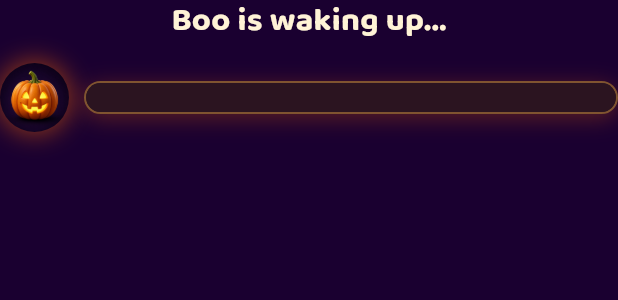
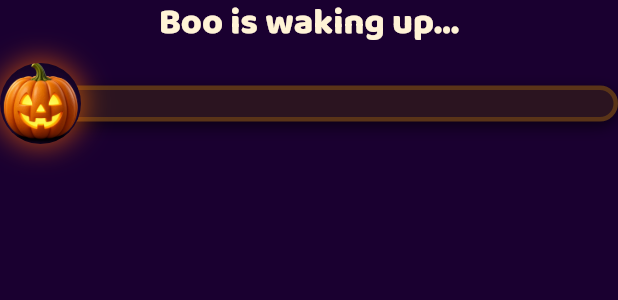
Before and after one commit to Manar-Elhabbal7/EngKid, a Flutter app: the SplashProgress widget shown alone on an empty page, opened directly with empty values, on a phone screen of 412 x 824 dp. Shown: the top 300 px of the screen. Run offline on Flutter 3.47's test engine with Material 3 defaults, Android fonts, the phone set to English and light mode, and no system bars; our stand-ins replace audioplayers, flutter_riverpod, go_router.

Commit message:
home,splash done issue with mute

```diff
--- a/lib/app/router.dart
+++ b/lib/app/router.dart
@@ -5,6 +5,8 @@ import 'package:engkids/features/home/screens/home_screen.dart';
 import 'package:engkids/features/home/screens/parents_screen.dart';
 import 'package:engkids/features/home/screens/play_picker_screen.dart';
 import 'package:engkids/features/splash/screens/splash_screen.dart';
+
+bool splashCompleted = false;
 
 CustomTransitionPage<void> _fadePage({
   required LocalKey key,
@@ -19,9 +21,23 @@ CustomTransitionPage<void> _fadePage({
   );
 }
 
-GoRouter createAppRouter({String initialLocation = '/'}) {
+GoRouter createAppRouter({
+  String initialLocation = '/',
+  bool skipSplash = false,
+}) {
+  if (skipSplash) {
+    splashCompleted = true;
+  }
+
   return GoRouter(
     initialLocation: initialLocation,
+    redirect: (context, state) {
+      // Always show the splash screen first on app launch or hot restart
+      if (!splashCompleted && state.matchedLocation != '/') {
+        return '/';
+      }
+      return null;
+    },
     routes: [
       GoRoute(
         path: '/',
--- a/lib/features/home/screens/home_screen.dart
+++ b/lib/features/home/screens/home_screen.dart
@@ -5,6 +5,7 @@ import 'package:go_router/go_router.dart';
 import 'package:engkids/app/theme.dart';
 import 'package:engkids/features/home/widgets/menu_pill_button.dart';
 import 'package:engkids/features/home/widgets/mute_button.dart';
+import 'package:engkids/features/home/widgets/wooden_sign.dart';
 import 'package:engkids/features/splash/widgets/firefly_layer.dart';
 import 'package:engkids/shared/audio/audio_service.dart';
 
@@ -75,7 +76,9 @@ class _HomeScreenState extends ConsumerState<HomeScreen>
                             child: Column(
                               mainAxisAlignment: MainAxisAlignment.end,
                               children: [
-
+                                const WoodenSign(
+                                  message: "Let's learn some magic!",
+                                ),
                                 const SizedBox(height: 22),
                                 MenuPillButton(
                                   label: 'Play',
--- a/lib/features/splash/widgets/splash_progress.dart
+++ b/lib/features/splash/widgets/splash_progress.dart
@@ -1,11 +1,19 @@
 import 'package:flutter/material.dart';
 import 'package:engkids/app/theme.dart';
 
+/// "Boo is waking up..." label above a wooden-rimmed bar whose left end is
+/// capped by the glowing pumpkin from `assets/images/progress_pumpkin.jpg`.
 class SplashProgress extends StatelessWidget {
   const SplashProgress({super.key, required this.value, required this.bob});
 
+  /// Fill amount, 0.0 – 1.0.
   final double value;
+
+  /// Vertical offset for the pumpkin's gentle bounce.
   final double bob;
+
+  static const _pumpkinSize = 54.0;
+  static const _barHeight = 24.0;
 
   @override
   Widget build(BuildContext context) {
@@ -20,27 +28,35 @@ class SplashProgress extends StatelessWidget {
             textAlign: TextAlign.center,
             style: Theme.of(context).textTheme.titleLarge?.copyWith(
               color: HalloweenColors.cream,
-              fontSize: 22,
-              letterSpacing: 0.2,
+              fontSize: 24,
+              fontWeight: FontWeight.w800,
               shadows: const [
                 Shadow(
-                  color: Color(0xAA1A0030),
-                  blurRadius: 8,
+                  color: Color(0xCC1A0030),
+                  blurRadius: 10,
                   offset: Offset(0, 2),
                 ),
               ],
             ),
           ),
-          const SizedBox(height: 14),
-          Row(
+          const SizedBox(height: 12),
+          SizedBox(
+            height: _pumpkinSize,
+            child: Stack(
+              clipBehavior: Clip.none,
+              alignment: Alignment.centerLeft,
               children: [
+                // Bar starts under the pumpkin's centre so the pumpkin caps it.
+                Padding(
+                  padding: const EdgeInsets.only(left: _pumpkinSize / 2),
+                  child: _GlowBar(value: value, height: _barHeight),
+                ),
                 Transform.translate(
                   offset: Offset(0, bob),
-                child: const _PumpkinBadge(),
+                  child: const _PumpkinBadge(size: _pumpkinSize),
                 ),
-              const SizedBox(width: 10),
-              Expanded(child: _GlowBar(value: value)),
               ],
+            ),
           ),
         ],
       ),
@@ -49,28 +65,35 @@ class SplashProgress extends StatelessWidget {
 }
 
 class _PumpkinBadge extends StatelessWidget {
-  const _PumpkinBadge();
+  const _PumpkinBadge({required this.size});
+
+  final double size;
 
   @override
   Widget build(BuildContext context) {
     return Container(
-      width: 46,
-      height: 46,
+      width: size,
+      height: size,
       decoration: BoxDecoration(
         shape: BoxShape.circle,
         boxShadow: [
           BoxShadow(
-            color: HalloweenColors.orange.withValues(alpha: 0.55),
-            blurRadius: 14,
+            color: HalloweenColors.orange.withValues(alpha: 0.7),
+            blurRadius: 16,
             spreadRadius: 1,
           ),
         ],
       ),
       child: ClipOval(
+        // The source image has a purple margin; zoom in so only the
+        // pumpkin shows inside the circle.
+        child: Transform.scale(
+          scale: 1.35,
           child: Image.asset(
             'assets/images/progress_pumpkin.jpg',
             fit: BoxFit.cover,
             semanticLabel: 'Pumpkin',
+          ),
         ),
       ),
     );
@@ -78,55 +101,54 @@ class _PumpkinBadge extends StatelessWidget {
 }
 
 class _GlowBar extends StatelessWidget {
-  const _GlowBar({required this.value});
+  const _GlowBar({required this.value, required this.height});
 
   final double value;
+  final double height;
 
   @override
   Widget build(BuildContext context) {
+    final radius = BorderRadius.circular(height);
     return Container(
-      height: 22,
+      height: height,
       decoration: BoxDecoration(
         color: HalloweenColors.barTrack,
-        borderRadius: BorderRadius.circular(20),
-        border: Border.all(color: const Color(0x66FFB347), width: 1.4),
-        boxShadow: [
+        borderRadius: radius,
+        // Dark wood rim, like the sign on the scene.
+        border: Border.all(color: const Color(0xFF5A3418), width: 3),
+        boxShadow: const [
           BoxShadow(
-            color: HalloweenColors.orange.withValues(alpha: 0.28),
-            blurRadius: 12,
-            offset: const Offset(0, 3),
+            color: Color(0x99000000),
+            blurRadius: 8,
+            offset: Offset(0, 3),
           ),
         ],
       ),
       child: ClipRRect(
-        borderRadius: BorderRadius.circular(20),
-        child: LayoutBuilder(
-          builder: (context, constraints) {
-            return Stack(
-              children: [
-                const ColoredBox(
-                  color: HalloweenColors.barTrack,
-                  child: SizedBox.expand(),
+        borderRadius: radius,
+        child: Align(
+          alignment: Alignment.centerLeft,
+          child: FractionallySizedBox(
+            widthFactor: value.clamp(0.0, 1.0),
+            heightFactor: 1,
+            child: DecoratedBox(
+              decoration: BoxDecoration(
+                borderRadius: radius,
+                gradient: const LinearGradient(
+                  begin: Alignment.topCenter,
+                  end: Alignment.bottomCenter,
+                  colors: [Color(0xFFFFC46B), Color(0xFFFF8A1A)],
                 ),
-                Align(
-                  alignment: Alignment.centerLeft,
-                  child: Container(
-                    width: constraints.maxWidth * value.clamp(0.0, 1.0),
-                    decoration: const BoxDecoration(
-                      gradient: LinearGradient(
-                        colors: [
-                          Color(0xFFFF6B00),
-                          Color(0xFFFFB347),
-                          Color(0xFFFFD56A),
+                boxShadow: [
+                  BoxShadow(
+                    color: HalloweenColors.orange.withValues(alpha: 0.6),
+                    blurRadius: 10,
+                  ),
                 ],
               ),
             ),
           ),
         ),
-              ],
-            );
-          },
-        ),
       ),
     );
   }
```
Also changed, not shown: lib/features/splash/screens/home_screen.dart (deleted, +0 -125 lines), lib/features/splash/screens/splash_screen.dart (+171 -0 lines), lib/shared/audio/audio_service.dart (+23 -3 lines). Lines whose indentation alone changed are shown as unchanged.
